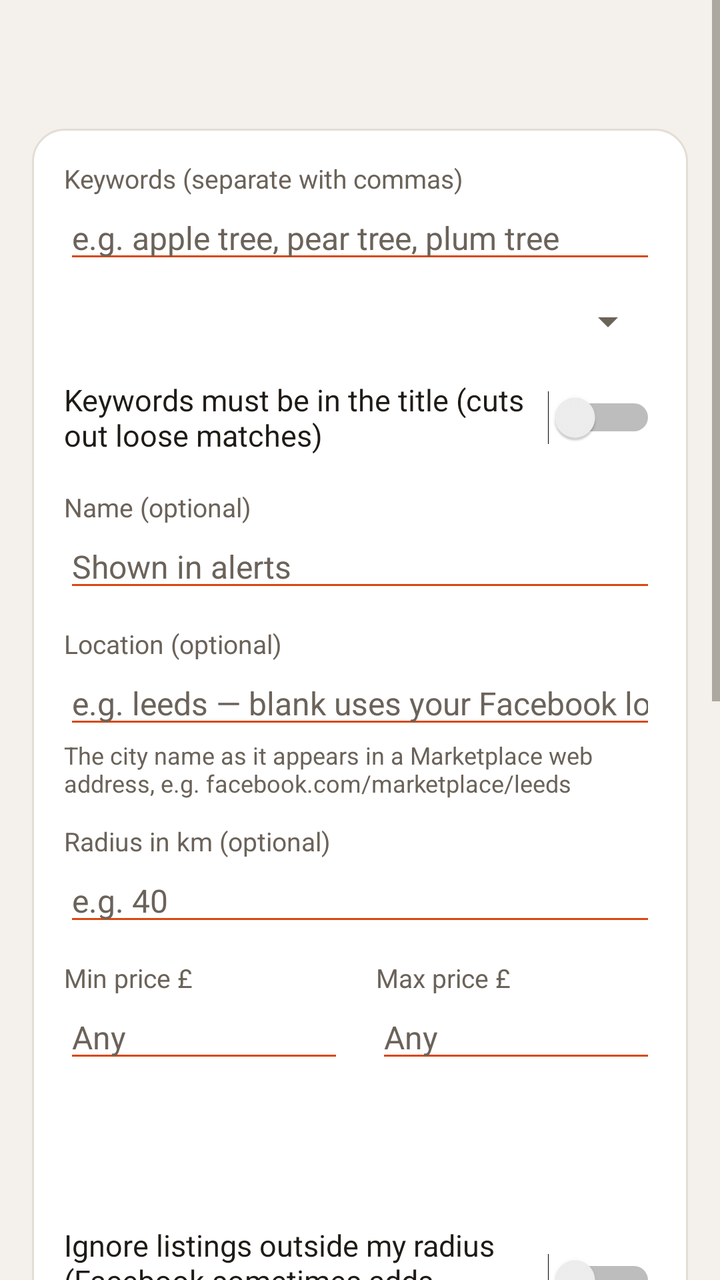
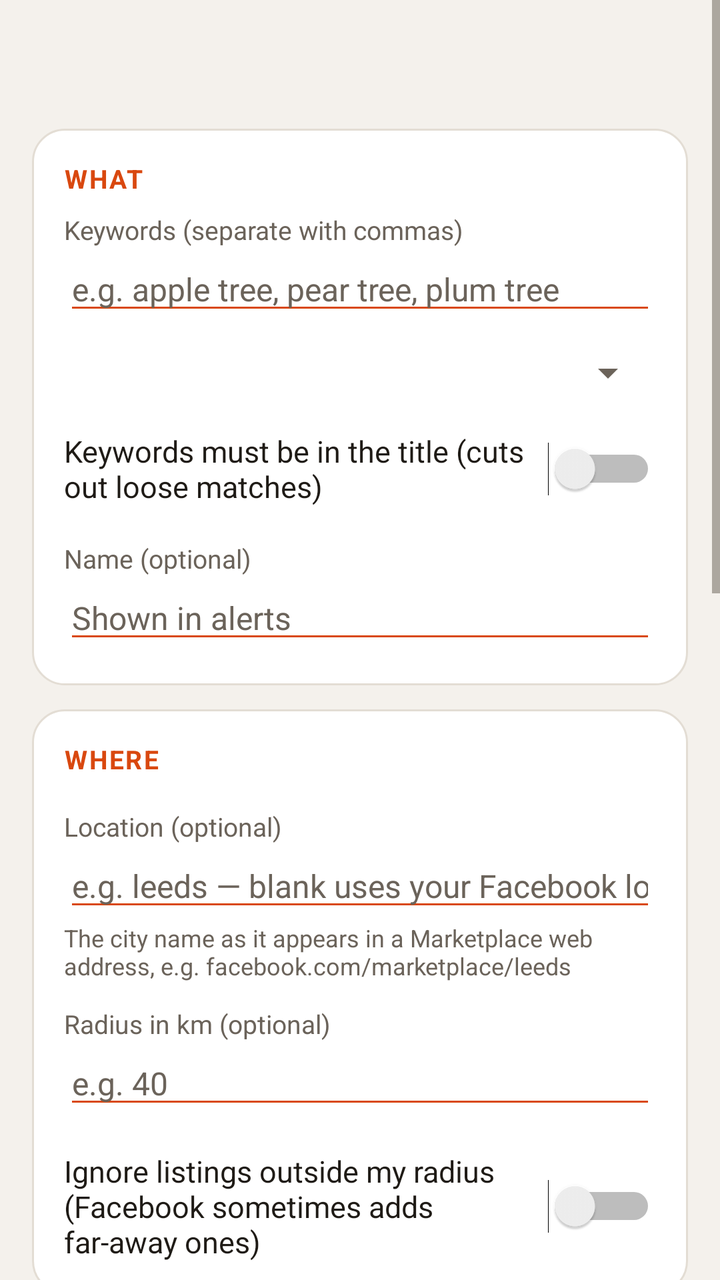

Before-and-after screenshots of an Android layout around one commit, followed by the original layout XML and the change that was made.
<!-- AndroidManifest.xml: application theme AppTheme -->
<!-- res/layout/activity_edit.xml -->
<?xml version="1.0" encoding="utf-8"?>
<ScrollView xmlns:android="http://schemas.android.com/apk/res/android"
    android:layout_width="match_parent"
    android:layout_height="match_parent"
    android:fillViewport="true">

    <LinearLayout
        android:layout_width="match_parent"
        android:layout_height="wrap_content"
        android:orientation="vertical"
        android:paddingStart="16dp"
        android:paddingEnd="16dp"
        android:paddingTop="20dp"
        android:paddingBottom="32dp">

        <TextView
            android:id="@+id/tvHeading"
            android:layout_width="match_parent"
            android:layout_height="wrap_content"
            android:layout_marginBottom="12dp"
            android:textColor="@color/text"
            android:textSize="24sp"
            android:textStyle="bold" />

        <LinearLayout style="@style/Card">

            <TextView style="@style/Label" android:layout_marginTop="0dp" android:text="Keywords (separate with commas)" />
            <EditText
                android:id="@+id/etQuery"
                style="@style/Field"
                android:hint="e.g. apple tree, pear tree, plum tree"
                android:inputType="text" />
            <Spinner
                android:id="@+id/spIncludeMode"
                android:layout_width="match_parent"
                android:layout_height="48dp" />
            <Switch
                android:id="@+id/swTitleOnly"
                android:layout_width="match_parent"
                android:layout_height="wrap_content"
                android:minHeight="48dp"
                android:text="Keywords must be in the title (cuts out loose matches)"
                android:textColor="@color/text"
                android:textSize="15sp" />

            <TextView style="@style/Label" android:text="Name (optional)" />
            <EditText
                android:id="@+id/etName"
                style="@style/Field"
                android:hint="Shown in alerts"
                android:inputType="textCapSentences" />

            <TextView style="@style/Label" android:text="Location (optional)" />
            <EditText
                android:id="@+id/etLocation"
                style="@style/Field"
                android:hint="e.g. leeds — blank uses your Facebook location"
                android:inputType="textNoSuggestions" />
            <TextView
                android:layout_width="match_parent"
                android:layout_height="wrap_content"
                android:text="The city name as it appears in a Marketplace web address, e.g. facebook.com/marketplace/leeds"
                android:textColor="@color/subtext"
                android:textSize="12sp" />

            <TextView style="@style/Label" android:text="Radius in km (optional)" />
            <EditText
                android:id="@+id/etRadius"
                style="@style/Field"
                android:hint="e.g. 40"
                android:inputType="number" />

            <LinearLayout
                android:layout_width="match_parent"
                android:layout_height="wrap_content"
                android:orientation="horizontal">

                <LinearLayout
                    android:layout_width="0dp"
                    android:layout_height="wrap_content"
                    android:layout_marginEnd="8dp"
                    android:layout_weight="1"
                    android:orientation="vertical">

                    <TextView style="@style/Label" android:text="Min price £" />
                    <EditText
                        android:id="@+id/etMin"
                        style="@style/Field"
                        android:hint="Any"
                        android:inputType="number" />
                </LinearLayout>

                <LinearLayout
                    android:layout_width="0dp"
                    android:layout_height="wrap_content"
                    android:layout_marginStart="8dp"
                    android:layout_weight="1"
                    android:orientation="vertical">

                    <TextView style="@style/Label" android:text="Max price £" />
                    <EditText
                        android:id="@+id/etMax"
                        style="@style/Field"
                        android:hint="Any"
                        android:inputType="number" />
                </LinearLayout>
            </LinearLayout>

            <TextView
                android:id="@+id/tvAdvanced"
                android:layout_width="match_parent"
                android:layout_height="wrap_content"
                android:layout_marginTop="16dp"
                android:background="?android:attr/selectableItemBackground"
                android:minHeight="44dp"
                android:gravity="center_vertical"
                android:textColor="@color/accent"
                android:textSize="16sp"
                android:textStyle="bold" />

            <LinearLayout
                android:id="@+id/llAdvanced"
                android:layout_width="match_parent"
                android:layout_height="wrap_content"
                android:orientation="vertical"
                android:visibility="gone">

                <TextView style="@style/Label" android:text="Categories" />
                <TextView
                    android:id="@+id/tvKinds"
                    android:layout_width="match_parent"
                    android:layout_height="wrap_content"
                    android:layout_marginTop="4dp"
                    android:textColor="@color/text"
                    android:textSize="15sp" />
                <Button
                    android:id="@+id/btnKinds"
                    style="@style/TextButton"
                    android:layout_width="wrap_content"
                    android:layout_height="wrap_content"
                    android:text="Choose categories…" />

                <TextView style="@style/Label" android:text="Skip if title contains any of" />
                <EditText
                    android:id="@+id/etExclude"
                    style="@style/Field"
                    android:hint="e.g. wanted, broken, parts"
                    android:inputType="textNoSuggestions" />

                <TextView style="@style/Label" android:text="Description must mention any of (optional)" />
                <EditText
                    android:id="@+id/etDescInc"
                    style="@style/Field"
                    android:hint="e.g. fruiting, bare root"
                    android:inputType="textNoSuggestions" />

                <TextView style="@style/Label" android:text="Skip if description mentions any of" />
                <EditText
                    android:id="@+id/etDescExc"
                    style="@style/Field"
                    android:hint="e.g. artificial, plastic, fake"
                    android:inputType="textNoSuggestions" />
                <TextView
                    android:layout_width="match_parent"
                    android:layout_height="wrap_content"
                    android:text="Descriptions are checked by opening each matching listing, so these add a few seconds per check."
                    android:textColor="@color/subtext"
                    android:textSize="12sp" />
            </LinearLayout>

            <Switch
                android:id="@+id/swArea"
                android:layout_width="match_parent"
                android:layout_height="wrap_content"
                android:layout_marginTop="16dp"
                android:minHeight="48dp"
                android:text="Ignore listings outside my radius (Facebook sometimes adds far-away ones)"
                android:textColor="@color/text"
                android:textSize="15sp" />

            <TextView
                style="@style/Label"
                android:layout_marginTop="20dp"
                android:text="WHAT TO TELL YOU ABOUT"
                android:textStyle="bold"
                android:letterSpacing="0.06" />

            <TextView style="@style/Label" android:layout_marginTop="8dp" android:text="New listings" />
            <Spinner android:id="@+id/spNew" android:layout_width="match_parent" android:layout_height="48dp" />

            <TextView style="@style/Label" android:layout_marginTop="4dp" android:text="Price drops" />
            <Spinner android:id="@+id/spDrop" android:layout_width="match_parent" android:layout_height="48dp" />

            <TextView style="@style/Label" android:layout_marginTop="4dp" android:text="Renewed / not selling (older listings bumped back up)" />
            <Spinner android:id="@+id/spRenewed" android:layout_width="match_parent" android:layout_height="48dp" />

            <TextView style="@style/Label" android:layout_marginTop="4dp" android:text="Title changed" />
            <Spinner android:id="@+id/spUpdated" android:layout_width="match_parent" android:layout_height="48dp" />
        </LinearLayout>

        <Button
            android:id="@+id/btnSave"
            style="@style/PrimaryButton"
            android:layout_width="match_parent"
            android:layout_height="wrap_content"
            android:text="Save" />

        <LinearLayout
            android:layout_width="match_parent"
            android:layout_height="wrap_content"
            android:layout_marginTop="4dp"
            android:orientation="horizontal">

            <Button
                android:id="@+id/btnPreview"
                style="@style/TextButton"
                android:layout_width="0dp"
                android:layout_height="wrap_content"
                android:layout_weight="1"
                android:text="Test this search" />

            <Button
                android:id="@+id/btnDelete"
                style="@style/TextButton"
                android:layout_width="0dp"
                android:layout_height="wrap_content"
                android:layout_weight="1"
                android:text="Delete" />
        </LinearLayout>
    </LinearLayout>
</ScrollView>
<!-- resources referenced by this layout -->
<resources>
  <color name="accent">#D9480F</color>
  <color name="subtext">#6B635A</color>
  <color name="text">#1F1B16</color>
  <style name="Card">
          <item name="android:layout_width">match_parent</item>
          <item name="android:layout_height">wrap_content</item>
          <item name="android:orientation">vertical</item>
          <item name="android:background">@drawable/card</item>
          <item name="android:padding">16dp</item>
          <item name="android:layout_marginBottom">12dp</item>
      </style>
  <style name="Field">
          <item name="android:layout_width">match_parent</item>
          <item name="android:layout_height">wrap_content</item>
          <item name="android:textSize">16sp</item>
          <item name="android:textColor">@color/text</item>
          <item name="android:textColorHint">@color/subtext</item>
          <item name="android:backgroundTint">@color/accent</item>
      </style>
  <style name="Label">
          <item name="android:layout_width">match_parent</item>
          <item name="android:layout_height">wrap_content</item>
          <item name="android:textSize">13sp</item>
          <item name="android:textColor">@color/subtext</item>
          <item name="android:layout_marginTop">12dp</item>
      </style>
  <style name="PrimaryButton" parent="android:Widget.Material.Button">
          <item name="android:backgroundTint">@color/accent</item>
          <item name="android:textColor">@color/on_accent</item>
          <item name="android:textAllCaps">false</item>
          <item name="android:textSize">16sp</item>
          <item name="android:minHeight">52dp</item>
      </style>
  <style name="TextButton" parent="android:Widget.Material.Button.Borderless">
          <item name="android:textColor">@color/accent</item>
          <item name="android:textAllCaps">false</item>
          <item name="android:textSize">15sp</item>
      </style>
  <style name="AppTheme" parent="android:Theme.Material.Light.NoActionBar">
          <item name="android:colorPrimary">@color/accent</item>
          <item name="android:colorPrimaryDark">@color/bg</item>
          <item name="android:colorAccent">@color/accent</item>
          <item name="android:windowBackground">@color/bg</item>
          <item name="android:statusBarColor">@color/bg</item>
          <item name="android:navigationBarColor">@color/bg</item>
          <item name="android:windowLightStatusBar">true</item>
          <item name="android:textColorPrimary">@color/text</item>
          <item name="android:textColorSecondary">@color/subtext</item>
          <item name="android:alertDialogTheme">@style/DialogTheme</item>
      </style>
  <!-- drawable card (drawable) -->
  <?xml version="1.0" encoding="utf-8"?>
  <shape xmlns:android="http://schemas.android.com/apk/res/android" android:shape="rectangle">
      <solid android:color="@color/card" />
      <corners android:radius="16dp" />
      <stroke android:width="1dp" android:color="@color/line" />
  </shape>
  <color name="on_accent">#FFFFFF</color>
  <color name="bg">#F4F1EC</color>
  <style name="DialogTheme" parent="android:Theme.Material.Light.Dialog.Alert">
          <item name="android:colorAccent">@color/accent</item>
      </style>
  <color name="card">#FFFFFF</color>
  <color name="line">#E3DDD4</color>
</resources>

<!-- the commit's change to res/layout/activity_edit.xml (unified diff, before → after) -->
@@ -23,8 +23,8 @@
             android:textStyle="bold" />
 
         <LinearLayout style="@style/Card">
-
-            <TextView style="@style/Label" android:layout_marginTop="0dp" android:text="Keywords (separate with commas)" />
+            <TextView style="@style/CardTitle" android:text="What" />
+            <TextView style="@style/Label" android:layout_marginTop="4dp" android:text="Keywords (separate with commas)" />
             <EditText
                 android:id="@+id/etQuery"
                 style="@style/Field"
@@ -50,6 +50,9 @@
                 android:hint="Shown in alerts"
                 android:inputType="textCapSentences" />
 
+        </LinearLayout>
+        <LinearLayout style="@style/Card">
+            <TextView style="@style/CardTitle" android:text="Where" />
             <TextView style="@style/Label" android:text="Location (optional)" />
             <EditText
                 android:id="@+id/etLocation"
@@ -70,6 +73,20 @@
                 android:hint="e.g. 40"
                 android:inputType="number" />
 
+
+            <Switch
+                android:id="@+id/swArea"
+                android:layout_width="match_parent"
+                android:layout_height="wrap_content"
+                android:layout_marginTop="16dp"
+                android:minHeight="48dp"
+                android:text="Ignore listings outside my radius (Facebook sometimes adds far-away ones)"
+                android:textColor="@color/text"
+                android:textSize="15sp" />
+
+        </LinearLayout>
+        <LinearLayout style="@style/Card">
+            <TextView style="@style/CardTitle" android:text="Price" />
             <LinearLayout
                 android:layout_width="match_parent"
                 android:layout_height="wrap_content"
@@ -105,12 +122,28 @@
                         android:inputType="number" />
                 </LinearLayout>
             </LinearLayout>
+        </LinearLayout>
+        <LinearLayout style="@style/Card">
+            <TextView style="@style/CardTitle" android:text="Tell me about" />
+            <TextView style="@style/Label" android:layout_marginTop="8dp" android:text="New listings" />
+            <Spinner android:id="@+id/spNew" android:layout_width="match_parent" android:layout_height="48dp" />
+
+            <TextView style="@style/Label" android:layout_marginTop="4dp" android:text="Price drops" />
+            <Spinner android:id="@+id/spDrop" android:layout_width="match_parent" android:layout_height="48dp" />
+
+            <TextView style="@style/Label" android:layout_marginTop="4dp" android:text="Renewed / not selling (older listings bumped back up)" />
+            <Spinner android:id="@+id/spRenewed" android:layout_width="match_parent" android:layout_height="48dp" />
+
+            <TextView style="@style/Label" android:layout_marginTop="4dp" android:text="Title changed" />
+            <Spinner android:id="@+id/spUpdated" android:layout_width="match_parent" android:layout_height="48dp" />
+        </LinearLayout>
+        <LinearLayout style="@style/Card">
 
             <TextView
                 android:id="@+id/tvAdvanced"
                 android:layout_width="match_parent"
                 android:layout_height="wrap_content"
-                android:layout_marginTop="16dp"
+                android:layout_marginTop="0dp"
                 android:background="?android:attr/selectableItemBackground"
                 android:minHeight="44dp"
                 android:gravity="center_vertical"
@@ -167,35 +200,6 @@
                     android:textColor="@color/subtext"
                     android:textSize="12sp" />
             </LinearLayout>
-
-            <Switch
-                android:id="@+id/swArea"
-                android:layout_width="match_parent"
-                android:layout_height="wrap_content"
-                android:layout_marginTop="16dp"
-                android:minHeight="48dp"
-                android:text="Ignore listings outside my radius (Facebook sometimes adds far-away ones)"
-                android:textColor="@color/text"
-                android:textSize="15sp" />
-
-            <TextView
-                style="@style/Label"
-                android:layout_marginTop="20dp"
-                android:text="WHAT TO TELL YOU ABOUT"
-                android:textStyle="bold"
-                android:letterSpacing="0.06" />
-
-            <TextView style="@style/Label" android:layout_marginTop="8dp" android:text="New listings" />
-            <Spinner android:id="@+id/spNew" android:layout_width="match_parent" android:layout_height="48dp" />
-
-            <TextView style="@style/Label" android:layout_marginTop="4dp" android:text="Price drops" />
-            <Spinner android:id="@+id/spDrop" android:layout_width="match_parent" android:layout_height="48dp" />
-
-            <TextView style="@style/Label" android:layout_marginTop="4dp" android:text="Renewed / not selling (older listings bumped back up)" />
-            <Spinner android:id="@+id/spRenewed" android:layout_width="match_parent" android:layout_height="48dp" />
-
-            <TextView style="@style/Label" android:layout_marginTop="4dp" android:text="Title changed" />
-            <Spinner android:id="@+id/spUpdated" android:layout_width="match_parent" android:layout_height="48dp" />
         </LinearLayout>
 
         <Button
<!-- resource entries referenced after the edit -->
@@ -10,6 +10,16 @@
           <item name="android:background">@drawable/card</item>
           <item name="android:padding">16dp</item>
           <item name="android:layout_marginBottom">12dp</item>
+      </style>
+  <style name="CardTitle">
+          <item name="android:layout_width">match_parent</item>
+          <item name="android:layout_height">wrap_content</item>
+          <item name="android:textSize">13sp</item>
+          <item name="android:textStyle">bold</item>
+          <item name="android:letterSpacing">0.06</item>
+          <item name="android:textAllCaps">true</item>
+          <item name="android:textColor">@color/accent</item>
+          <item name="android:layout_marginBottom">4dp</item>
       </style>
   <style name="Field">
           <item name="android:layout_width">match_parent</item>
